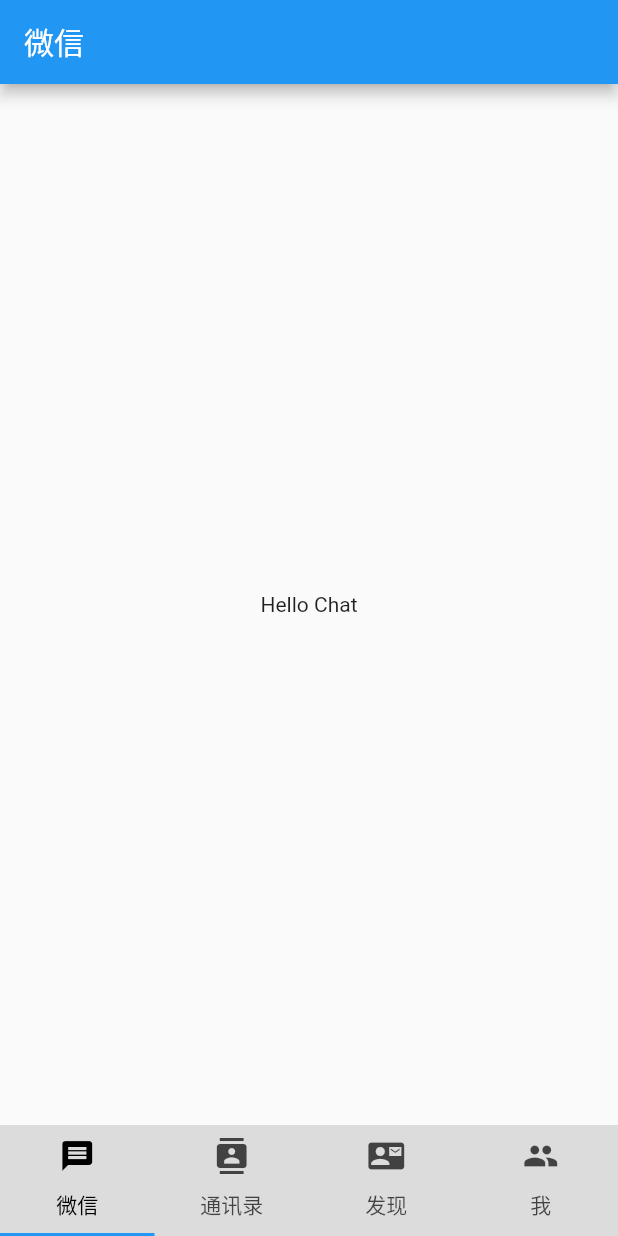
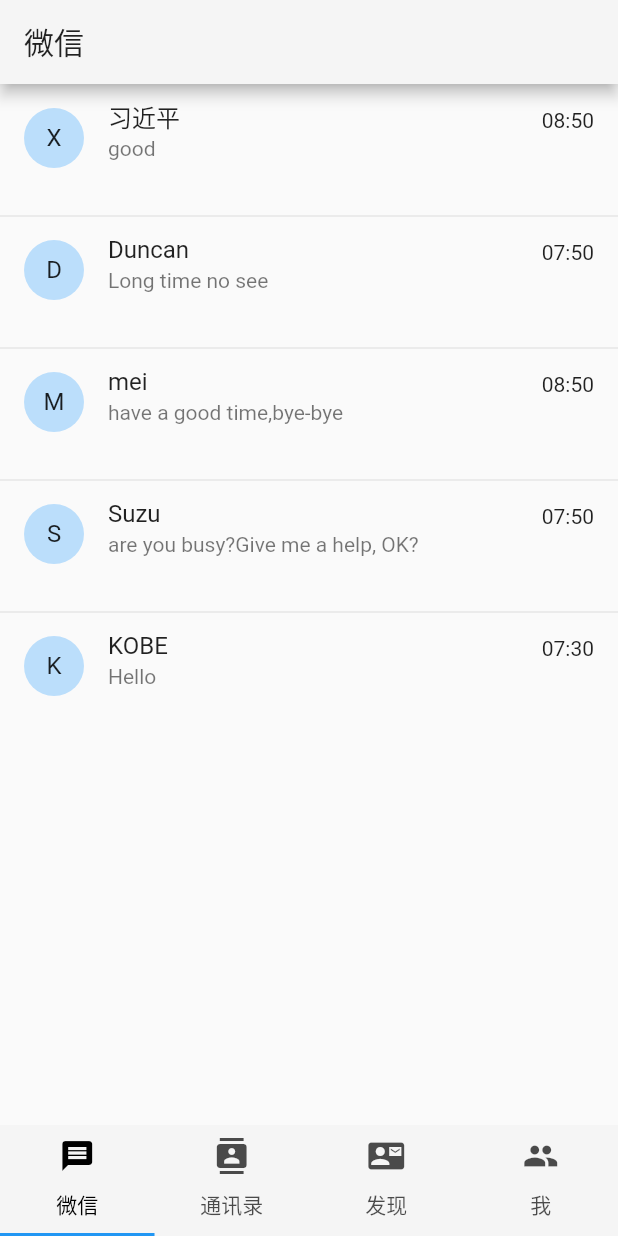
Before and after one commit to KeithLier/flutter_demo, a Flutter app: the screen it shows after launch, on a phone screen of 412 x 824 dp. Run offline on Flutter 3.47's test engine with Material 2 defaults, Android fonts, the phone set to English and light mode, and no system bars.

Commit message:
chat list

```diff
--- a/lib/app.dart
+++ b/lib/app.dart
@@ -34,6 +34,7 @@ class AppMainState extends State<AppMain> with SingleTickerProviderStateMixin {
 
   @override
   Widget build(BuildContext context) {
+
     return new MaterialApp(
       home: new Scaffold(
         body: new TabBarView(
@@ -46,7 +47,7 @@ class AppMainState extends State<AppMain> with SingleTickerProviderStateMixin {
             ]
         ),
         bottomNavigationBar: new Material(
-          color: Colors.black12,
+          color: Colors.grey[100],
           child: new TabBar(
             controller: controller,
             labelColor: Colors.black,
--- a/lib/discover.dart
+++ b/lib/discover.dart
@@ -15,6 +15,10 @@ class AppDiscoverState extends State<AppDiscover> {
   Widget build(BuildContext context) {
     // TODO: implement build
     return new MaterialApp(
+      theme: new ThemeData(
+        primaryColor: Colors.grey[100],
+        primaryColorBrightness: Brightness.light,
+      ),
       home: new Scaffold(
         appBar: new AppBar(
           title: new Text("发现"),
--- a/lib/home.dart
+++ b/lib/home.dart
@@ -1,8 +1,5 @@
 import 'package:flutter/material.dart';
 
-import 'contact.dart';
-import 'discover.dart';
-import 'me.dart';
 
 class AppHome extends StatefulWidget {
   AppHome({Key key, this.title}) : super(key: key);
@@ -16,16 +13,45 @@ class AppHome extends StatefulWidget {
 
 class AppHomeState extends State<AppHome> with SingleTickerProviderStateMixin {
 
+  Widget buildListTitle(BuildContext context, Map item) {
+    return new ListTile(
+      isThreeLine: true,
+      dense: false,
+      leading: new CircleAvatar(child: new Text(item['image'])),
+      title: new Text(item['title']),
+      subtitle: new Text(item['subtitle']),
+      trailing: new Text(item['date']),
+    );
+  }
+
   @override
   Widget build(BuildContext context) {
     // TODO: implement build
+    List<Map> items;
+    items = <Map>[
+      {'title':'习近平','subtitle':'good','image':'X','date':'08:50'},
+      {'title':'Duncan','subtitle':'Long time no see','image':'D','date':'07:50'},
+      {'title':'mei','subtitle':'have a good time,bye-bye','image':'M','date':'08:50'},
+      {'title':'Suzu','subtitle':'are you busy?Give me a help, OK?','image':'S','date':'07:50'},
+      {'title':'KOBE','subtitle':'Hello','image':'K','date':'07:30'}
+    ];
+    Iterable<Widget> listTitles=items.map((Map item){
+      return buildListTitle(context, item);
+    });
+    listTitles=ListTile.divideTiles(context: context,tiles: listTitles);
     return new MaterialApp(
+      theme: new ThemeData(
+        primaryColor: Colors.grey[100],
+        primaryColorBrightness: Brightness.light,
+      ),
       home: new Scaffold(
         appBar: new AppBar(
           title: new Text("微信"),
         ),
-        body: new Center(
-          child: new Text("Hello Chat"),
+        body: new Scrollbar(
+          child: new ListView(
+            children: listTitles.toList(),
+          ),
         ),
       ),
     );
--- a/lib/me.dart
+++ b/lib/me.dart
@@ -15,6 +15,10 @@ class AppMeState extends State<AppMe> {
   Widget build(BuildContext context) {
     // TODO: implement build
     return new MaterialApp(
+      theme: new ThemeData(
+        primaryColor: Colors.grey[100],
+        primaryColorBrightness: Brightness.light,
+      ),
       home: new Scaffold(
         appBar: new AppBar(
           title: new Text("我"),
```
Also changed, not shown: lib/contact.dart (+6 -2 lines), lib/main.dart (+3 -103 lines).
